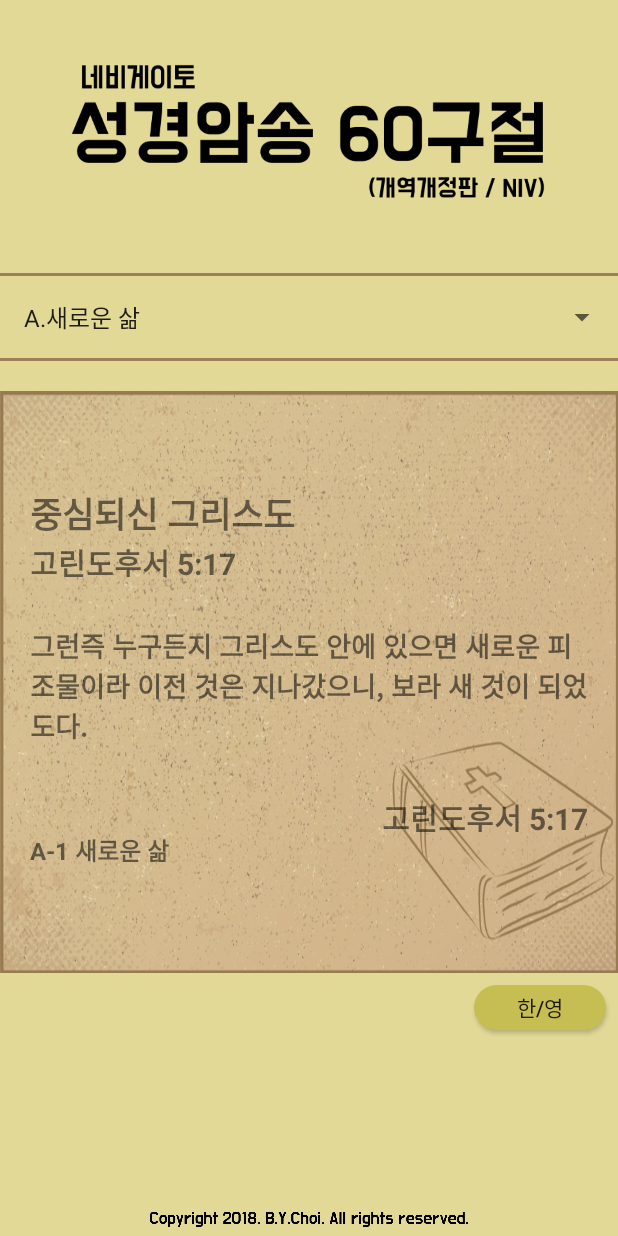
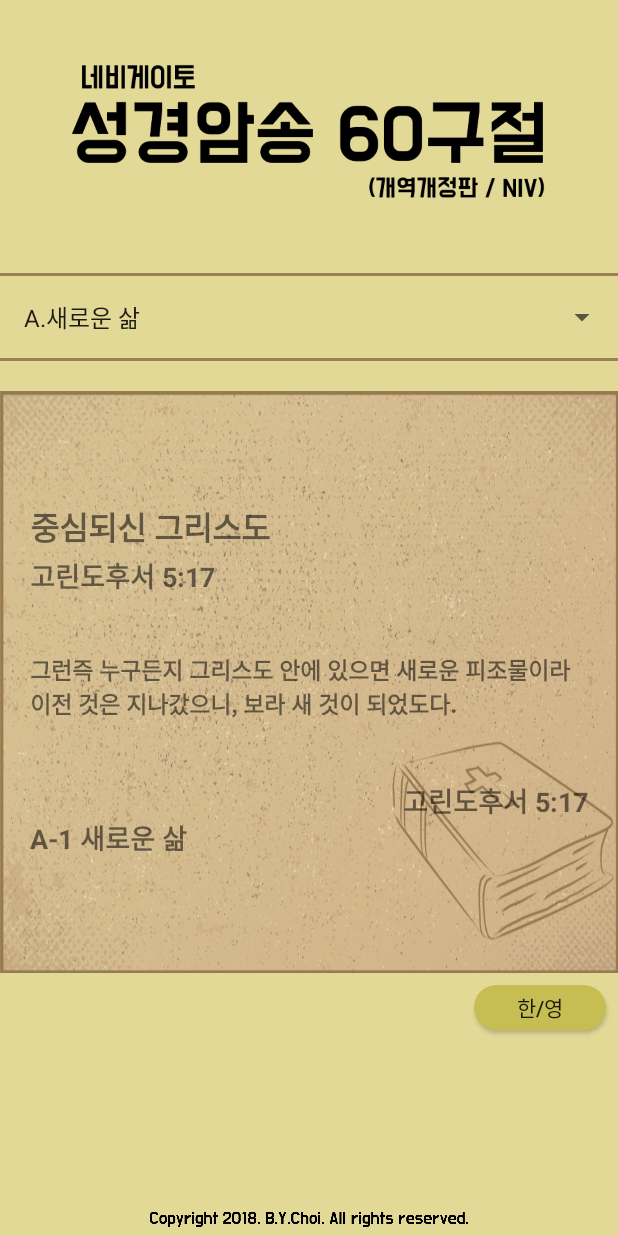
Before and after one commit to bychoi00/project1, an Android app: the screen it shows after launch (MainActivity), on a phone screen of 412 x 824 dp. Run offline under Robolectric (Android 15) with nearby library versions, the phone set to English and light mode, and no system bars; libraries missing offline, so code that uses them is left out: com.anjlab.android.

Commit message:
글씨 잘리는 부분 수정 (dp->sp), 글자크기 줄임 2.0버전으로 릴리즈

```diff
--- a/bible_test/app/build.gradle
+++ b/bible_test/app/build.gradle
@@ -1,13 +1,13 @@
 apply plugin: 'com.android.application'
 
 android {
-    compileSdkVersion 26
+    compileSdkVersion 28
     defaultConfig {
         applicationId "com.bibleapp.media_choi.bible_test"
         minSdkVersion 19
-        targetSdkVersion 26
-        versionCode 9
-        versionName '1.9'
+        targetSdkVersion 28
+        versionCode 10
+        versionName '2.0'
         testInstrumentationRunner "android.support.test.runner.AndroidJUnitRunner"
     }
     buildTypes {
--- a/bible_test/app/src/main/java/com/bibleapp/media_choi/bible_test/MainActivity.java
+++ b/bible_test/app/src/main/java/com/bibleapp/media_choi/bible_test/MainActivity.java
@@ -4,6 +4,7 @@ import android.os.Bundle;
 import android.support.annotation.NonNull;
 import android.support.annotation.Nullable;
 import android.support.v7.app.AppCompatActivity;
+import android.text.method.ScrollingMovementMethod;
 import android.view.View;
 import android.widget.AdapterView;
 import android.widget.ArrayAdapter;
--- a/bible_test/app/src/main/res/layout-land/activity_main.xml
+++ b/bible_test/app/src/main/res/layout-land/activity_main.xml
@@ -76,7 +76,7 @@
                 android:layout_height="30dp"
                 android:gravity="left"
                 android:text="category"
-                android:textSize="23dp"
+                android:textSize="23sp"
                 android:textStyle="bold" />
 
             <TextView
@@ -86,7 +86,7 @@
                 android:gravity="left"
                 android:paddingTop="5dp"
                 android:text="title"
-                android:textSize="20dp"
+                android:textSize="20sp"
                 android:textStyle="bold" />
 
             <TextView
@@ -96,7 +96,7 @@
                 android:gravity="center_vertical"
                 android:paddingTop="5dp"
                 android:text="BodyBodyBodychapterchapterchapterchapterchapterchapterchapterchapter"
-                android:textSize="18dp"
+                android:textSize="18sp"
                 android:textStyle="bold" />
 
             <TextView
@@ -106,7 +106,7 @@
                 android:gravity="right"
                 android:paddingTop="5dp"
                 android:text="title"
-                android:textSize="20dp"
+                android:textSize="20sp"
                 android:textStyle="bold" />
 
             <TextView
@@ -115,7 +115,7 @@
                 android:layout_height="30dp"
                 android:gravity="left"
                 android:text="chapter"
-                android:textSize="16dp"
+                android:textSize="16sp"
                 android:textStyle="bold" />
 
         </LinearLayout>
--- a/bible_test/app/src/main/res/layout/activity_main.xml
+++ b/bible_test/app/src/main/res/layout/activity_main.xml
@@ -64,7 +64,7 @@
                 android:layout_height="30dp"
                 android:gravity="left"
                 android:text="category"
-                android:textSize="23dp"
+                android:textSize="21sp"
                 android:textStyle="bold" />
 
             <TextView
@@ -74,17 +74,17 @@
                 android:gravity="left"
                 android:paddingTop="5dp"
                 android:text="title"
-                android:textSize="20dp"
+                android:textSize="18sp"
                 android:textStyle="bold" />
 
             <TextView
                 android:id="@+id/textBody"
                 android:layout_width="match_parent"
-                android:layout_height="140dp"
+                android:layout_height="120dp"
                 android:gravity="center_vertical"
                 android:paddingTop="5dp"
-                android:text="BodyBodyBodychapterchapterchapterchapterchapterchapterchapterchapter"
-                android:textSize="18dp"
+                android:text="BodyBodyBodychapterchapterchapterchapterchapterchapterchapterchapterBodyBodyBodychapterchapterchapterchapterchapterchapterchapterchapter"
+                android:textSize="15sp"
                 android:textStyle="bold" />
 
             <TextView
@@ -94,7 +94,7 @@
                 android:gravity="right"
                 android:paddingTop="5dp"
                 android:text="title"
-                android:textSize="20dp"
+                android:textSize="18sp"
                 android:textStyle="bold" />
 
             <TextView
@@ -103,7 +103,7 @@
                 android:layout_height="30dp"
                 android:gravity="left"
                 android:text="chapter"
-                android:textSize="16dp"
+                android:textSize="18sp"
                 android:textStyle="bold" />
 
         </LinearLayout>
--- a/bible_test/build.gradle
+++ b/bible_test/build.gradle
@@ -8,7 +8,7 @@ buildscript {
         mavenCentral()
     }
     dependencies {
-        classpath 'com.android.tools.build:gradle:3.1.2'
+        classpath 'com.android.tools.build:gradle:3.2.1'
 
 
         // NOTE: Do not place your application dependencies here; they belong
```
Also changed, not shown: bible_test/gradle/wrapper/gradle-wrapper.properties, 1 other file.
